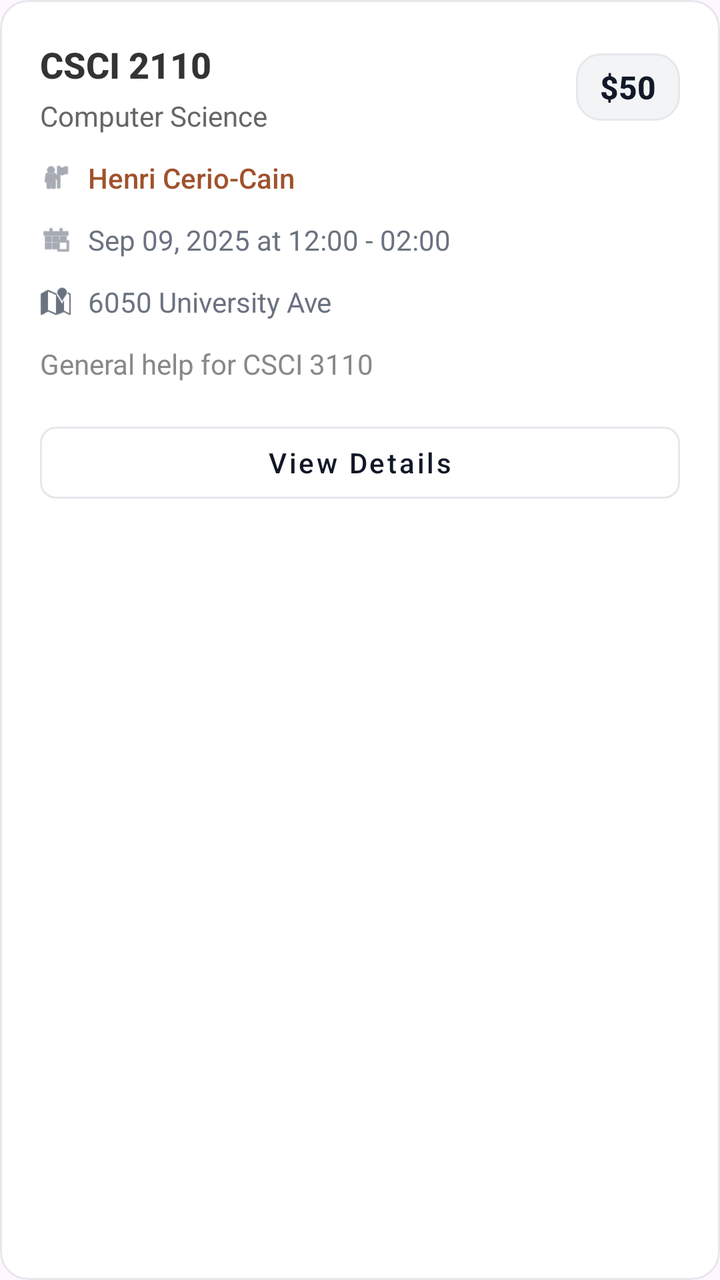
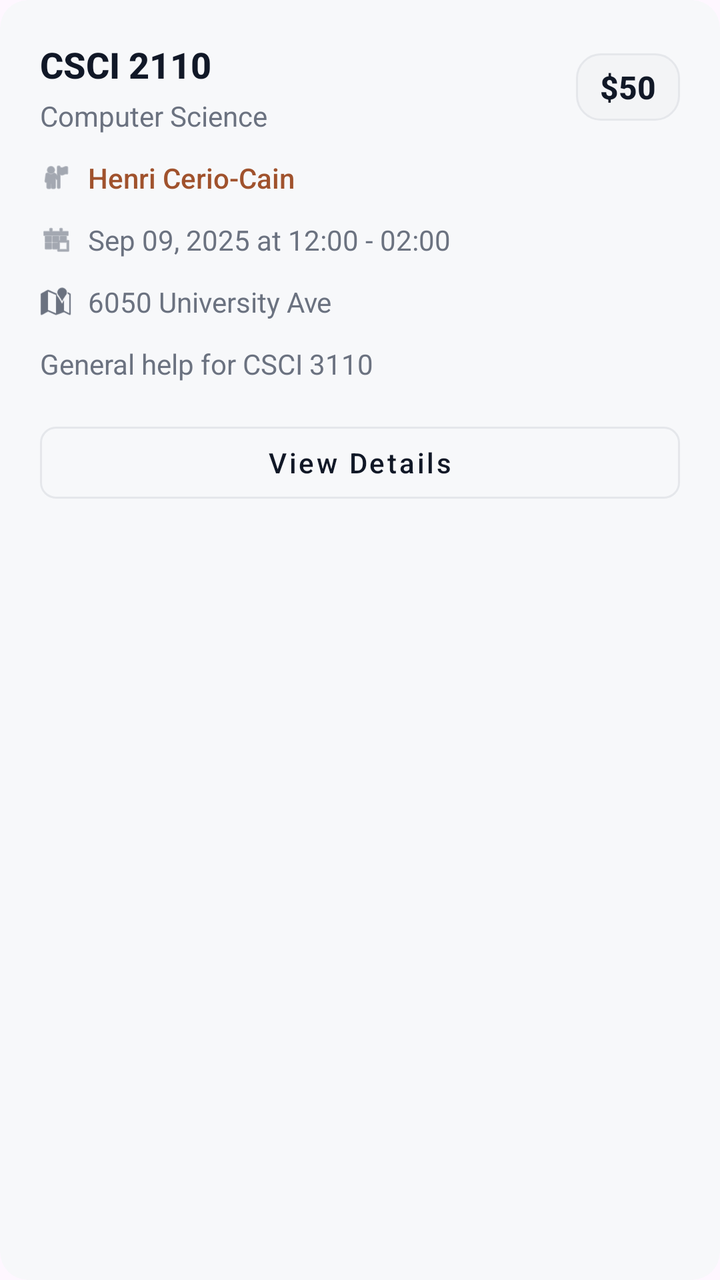

Screens rendered from an Android XML layout before and after an edit, with the pre-edit source and the edit as a unified diff.
<!-- AndroidManifest.xml: application theme Theme.Csci3130Group1 -->
<!-- res/layout/item_tutorial_search.xml -->
<?xml version="1.0" encoding="utf-8"?>
<com.google.android.material.card.MaterialCardView xmlns:android="http://schemas.android.com/apk/res/android"
    xmlns:app="http://schemas.android.com/apk/res-auto"
    android:layout_width="match_parent"
    android:layout_height="wrap_content"
    android:layout_marginBottom="16dp"
    app:cardCornerRadius="14dp"
    app:cardElevation="0dp"
    app:cardBackgroundColor="#FFFFFF"
    app:strokeColor="#E5E7EB"
    app:strokeWidth="1dp">

    <LinearLayout
        android:layout_width="match_parent"
        android:layout_height="wrap_content"
        android:orientation="vertical"
        android:padding="20dp">

        
        <LinearLayout
            android:layout_width="match_parent"
            android:layout_height="wrap_content"
            android:orientation="horizontal"
            android:gravity="center_vertical"
            android:layout_marginBottom="12dp">

            <LinearLayout
                android:layout_width="0dp"
                android:layout_height="wrap_content"
                android:layout_weight="1"
                android:orientation="vertical">

                
                <TextView
                    android:id="@+id/tutorialName"
                    android:layout_width="wrap_content"
                    android:layout_height="wrap_content"
                    android:text="CSCI 2110"
                    android:textSize="18sp"
                    android:textStyle="bold"
                    android:textColor="#333333"
                    android:fontFamily="sans-serif-medium"
                    android:layout_marginBottom="4dp"/>

                
                <TextView
                    android:id="@+id/tutorialTopic"
                    android:layout_width="wrap_content"
                    android:layout_height="wrap_content"
                    android:text="Computer Science"
                    android:textSize="14sp"
                    android:textColor="#666666"/>
            </LinearLayout>

            
            <TextView
                android:id="@+id/tutorialFee"
                android:layout_width="wrap_content"
                android:layout_height="wrap_content"
                android:text="$50"
                android:textSize="16sp"
                android:textStyle="bold"
                android:textColor="#111827"
                android:background="@drawable/fee_badge_neutral"
                android:paddingHorizontal="12dp"
                android:paddingVertical="6dp"
                android:fontFamily="sans-serif-medium"/>
        </LinearLayout>

        
        <LinearLayout
            android:layout_width="match_parent"
            android:layout_height="wrap_content"
            android:orientation="horizontal"
            android:gravity="center_vertical"
            android:layout_marginBottom="12dp">

            <ImageView
                android:layout_width="16dp"
                android:layout_height="16dp"
                android:src="@android:drawable/ic_menu_myplaces"
                app:tint="#6B7280"/>

            <TextView
                android:id="@+id/tutorName"
                android:layout_width="wrap_content"
                android:layout_height="wrap_content"
                android:text="Henri Cerio-Cain"
                android:textSize="14sp"
                android:textColor="#A0522D"
                android:layout_marginStart="8dp"
                android:fontFamily="sans-serif-medium"/>
        </LinearLayout>

        
        <LinearLayout
            android:layout_width="match_parent"
            android:layout_height="wrap_content"
            android:orientation="horizontal"
            android:gravity="center_vertical"
            android:layout_marginBottom="12dp">

            <ImageView
                android:layout_width="16dp"
                android:layout_height="16dp"
                android:src="@android:drawable/ic_menu_today"
                app:tint="#6B7280"/>

            <TextView
                android:id="@+id/tutorialDateTime"
                android:layout_width="wrap_content"
                android:layout_height="wrap_content"
                android:text="Sep 09, 2025 at 12:00 - 02:00"
                android:textSize="14sp"
                android:textColor="#6B7280"
                android:layout_marginStart="8dp"/>
        </LinearLayout>

        
        <LinearLayout
            android:layout_width="match_parent"
            android:layout_height="wrap_content"
            android:orientation="horizontal"
            android:gravity="center_vertical"
            android:layout_marginBottom="12dp">

            <ImageView
                android:layout_width="16dp"
                android:layout_height="16dp"
                android:src="@android:drawable/ic_dialog_map"
                app:tint="#6B7280"/>

            <TextView
                android:id="@+id/tutorialLocation"
                android:layout_width="wrap_content"
                android:layout_height="wrap_content"
                android:text="6050 University Ave"
                android:textSize="14sp"
                android:textColor="#6B7280"
                android:layout_marginStart="8dp"/>
        </LinearLayout>

        
        <TextView
            android:id="@+id/tutorialDescription"
            android:layout_width="match_parent"
            android:layout_height="wrap_content"
            android:text="General help for CSCI 3110"
            android:textSize="14sp"
            android:textColor="#888888"
            android:layout_marginBottom="16dp"
            android:lineSpacingExtra="2dp"/>

        
        <Button
            android:id="@+id/viewDetailsButton"
            style="@style/Widget.MaterialComponents.Button.OutlinedButton"
            android:layout_width="match_parent"
            android:layout_height="wrap_content"
            android:text="View Details"
            android:textAllCaps="false"
            android:textColor="#111827"
            app:strokeColor="#E5E7EB"
            app:cornerRadius="8dp"/>
    </LinearLayout>
</com.google.android.material.card.MaterialCardView>
<!-- resources referenced by this layout -->
<resources>
  <!-- drawable fee_badge_neutral (drawable) -->
  <?xml version="1.0" encoding="utf-8"?>
  <shape xmlns:android="http://schemas.android.com/apk/res/android"
      android:shape="rectangle">
      <solid android:color="#F3F4F6" />
      <corners android:radius="12dp" />
      <stroke android:width="1dp" android:color="#E5E7EB" />
  </shape>
  <style name="Theme.Csci3130Group1" parent="Base.Theme.Csci3130Group1" />
  <style name="Base.Theme.Csci3130Group1" parent="Theme.Material3.DayNight.NoActionBar">
          
          <item name="colorPrimary">#111827</item>
          <item name="colorOnPrimary">#FFFFFF</item>
          <item name="colorSecondary">#6B7280</item>
          <item name="colorOnSecondary">#FFFFFF</item>
          
          <item name="colorPrimaryContainer">#F3F4F6</item>
          <item name="colorOnPrimaryContainer">#111827</item>
          <item name="colorSecondaryContainer">#F3F4F6</item>
          <item name="colorOnSecondaryContainer">#111827</item>
          <item name="colorTertiary">#9CA3AF</item>
          <item name="colorSurface">#FFFFFF</item>
          <item name="colorOnSurface">#111827</item>
          <item name="colorOutline">#E5E7EB</item>
          <item name="android:navigationBarColor">#FFFFFF</item>
          <item name="android:statusBarColor">#FFFFFF</item>
      </style>
</resources>

<!-- the commit's change to res/layout/item_tutorial_search.xml (unified diff, before → after) -->
@@ -6,9 +6,8 @@
     android:layout_marginBottom="16dp"
     app:cardCornerRadius="14dp"
     app:cardElevation="0dp"
-    app:cardBackgroundColor="#FFFFFF"
-    app:strokeColor="#E5E7EB"
-    app:strokeWidth="1dp">
+    app:cardBackgroundColor="#F7F8FA"
+    app:strokeWidth="0dp">
 
     <LinearLayout
         android:layout_width="match_parent"
@@ -38,7 +37,7 @@
                     android:text="CSCI 2110"
                     android:textSize="18sp"
                     android:textStyle="bold"
-                    android:textColor="#333333"
+                    android:textColor="#111827"
                     android:fontFamily="sans-serif-medium"
                     android:layout_marginBottom="4dp"/>
 
@@ -49,7 +48,7 @@
                     android:layout_height="wrap_content"
                     android:text="Computer Science"
                     android:textSize="14sp"
-                    android:textColor="#666666"/>
+                    android:textColor="#6B7280"/>
             </LinearLayout>
 
             
@@ -147,7 +146,7 @@
             android:layout_height="wrap_content"
             android:text="General help for CSCI 3110"
             android:textSize="14sp"
-            android:textColor="#888888"
+            android:textColor="#6B7280"
             android:layout_marginBottom="16dp"
             android:lineSpacingExtra="2dp"/>
 
